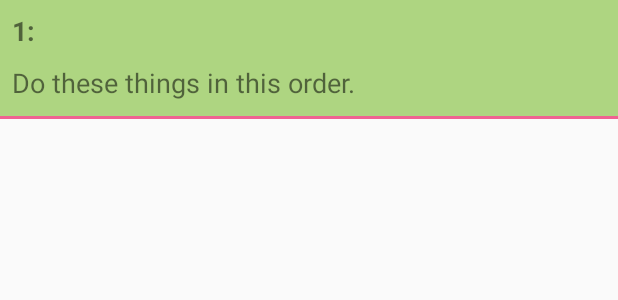
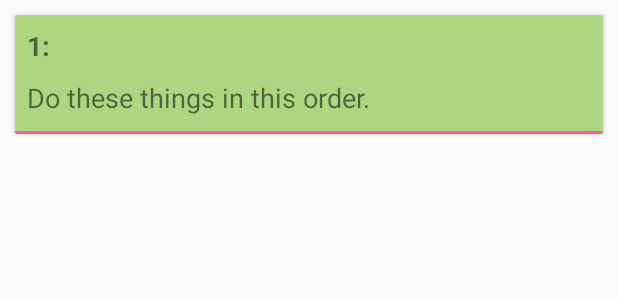
Before and after one commit to othesius-exe/BakeIt, an Android app: the layout directions_layout.xml on its own in the app's theme, with its tools: preview values and no code run, on a phone screen of 412 x 824 dp. Shown: the top 300 px of the screen. Run offline under Robolectric (Android 15) with nearby library versions, the phone set to English and light mode, and no system bars.

Commit message:
changed ingredients and directions to cards

```diff
--- a/app/src/main/java/com/example/caleb/bakeit/adapters/RecipeAdapter.java
+++ b/app/src/main/java/com/example/caleb/bakeit/adapters/RecipeAdapter.java
@@ -66,6 +66,7 @@ public class RecipeAdapter extends RecyclerView.Adapter<RecyclerView.ViewHolder>
         switch (holder.getItemViewType()) {
             case DIRECTIONS:
                 String content = "";
+                String videoUrl = "";
                 DirectionsHolder directionsHolder = (DirectionsHolder) holder;
                 RecipeDirections recipeDirections = (RecipeDirections) mObjects.get(position);
                 for (int d = 0; d < mObjects.size(); d++) {
@@ -75,6 +76,10 @@ public class RecipeAdapter extends RecyclerView.Adapter<RecyclerView.ViewHolder>
                         content = mContext.getResources().getString(R.string.error);
                     } else {
                         content = recipeDirections.getStepContent();
+                    }
+                    if (!recipeDirections.getVideoUrl().equals("")) {
+                        videoUrl = recipeDirections.getVideoUrl();
+                        ((DirectionsHolder) holder).getImageView().setVisibility(View.VISIBLE);
                     }
                     stepView.setText(recipeDirections.getStepDescription());
                     contentView.setText(content);
@@ -151,6 +156,7 @@ public class RecipeAdapter extends RecyclerView.Adapter<RecyclerView.ViewHolder>
         if (directions != null) {
             holder.getDirectionView();
             holder.getStepView();
+            holder.getImageView();
         }
     }
 
--- a/app/src/main/java/com/example/caleb/bakeit/ui/DirectionsHolder.java
+++ b/app/src/main/java/com/example/caleb/bakeit/ui/DirectionsHolder.java
@@ -3,6 +3,7 @@ package com.example.caleb.bakeit.ui;
 import android.support.annotation.Nullable;
 import android.support.v7.widget.RecyclerView;
 import android.view.View;
+import android.widget.ImageView;
 import android.widget.TextView;
 
 import com.example.caleb.bakeit.R;
@@ -22,6 +23,7 @@ public class DirectionsHolder extends RecyclerView.ViewHolder {
     @BindView(R.id.direction_long) TextView mDirectionView;
     @BindView(R.id.description_short) TextView mStepView;
     @BindView(R.id.divider) TextView mDivider;
+    @BindView(R.id.watch_video) ImageView mImageView;
 
     // Constructor for the Holder
     public DirectionsHolder(View view) {
@@ -44,6 +46,10 @@ public class DirectionsHolder extends RecyclerView.ViewHolder {
         return mStepView;
     }
 
+    public ImageView getImageView() {
+        return mImageView;
+    }
+
     public void setTitleTextView(TextView titleText) {
         mTitleView = titleText;
     }
--- /dev/null
+++ b/app/src/main/res/drawable/ic_play_arrow_black_24px.xml
@@ -0,0 +1,9 @@
+<vector xmlns:android="http://schemas.android.com/apk/res/android"
+        android:width="24dp"
+        android:height="24dp"
+        android:viewportWidth="24.0"
+        android:viewportHeight="24.0">
+    <path
+        android:pathData="M8,5v14l11,-7z"
+        android:fillColor="#000000"/>
+</vector>
--- a/app/src/main/res/layout/directions_layout.xml
+++ b/app/src/main/res/layout/directions_layout.xml
@@ -1,10 +1,12 @@
 <?xml version="1.0" encoding="utf-8"?>
-<LinearLayout
+<android.support.v7.widget.CardView
     xmlns:android="http://schemas.android.com/apk/res/android"
     android:id="@+id/directions_list"
+    style="@style/card_style"
     android:layout_width="match_parent"
     android:layout_height="wrap_content"
-    android:orientation="vertical">
+    android:orientation="vertical"
+    android:layout_marginBottom="@dimen/card_top_bottom_margin">
 
     <LinearLayout
         android:background="@color/colorPrimary"
@@ -27,12 +29,19 @@
             android:layout_height="wrap_content"
             android:text="@string/direction"/>
 
+        <ImageView
+            android:id="@+id/watch_video"
+            android:visibility="gone"
+            android:src="@drawable/ic_play_arrow_black_24px"
+            android:layout_width="match_parent"
+            android:layout_height="@dimen/play_button_height"/>
+
         <TextView
             android:id="@+id/divider"
             android:background="@color/colorAccent"
             android:layout_width="match_parent"
-            android:layout_height="2dp"/>
+            android:layout_height="@dimen/divider"/>
 
     </LinearLayout>
 
-</LinearLayout>
+</android.support.v7.widget.CardView>
--- a/app/src/main/res/values/dimens.xml
+++ b/app/src/main/res/values/dimens.xml
@@ -33,4 +33,10 @@
     <!-- ExoPlayer Dimens -->
     <dimen name="exo_player_height">200dp</dimen>
 
+    <!-- ImageView Height -->
+    <dimen name="play_button_height">40dp</dimen>
+
+    <!-- Divider Height -->
+    <dimen name="divider">2dp</dimen>
+
 </resources>
--- a/app/src/main/res/values/styles.xml
+++ b/app/src/main/res/values/styles.xml
@@ -15,7 +15,6 @@
         <item name="android:layout_marginLeft">@dimen/card_right_left_margin</item>
         <item name="android:layout_marginTop">@dimen/card_top_bottom_margin</item>
         <item name="android:textSize">@dimen/primaryText</item>
-        <item name="android:layout_gravity">center_vertical</item>
         <item name="android:gravity">center_vertical</item>
     </style>
 
```
Also changed, not shown: app/src/main/java/com/example/caleb/bakeit/ui/DirectionsActivity.java (+24 -0 lines), app/src/main/res/layout/ingredients_layout.xml (+14 -5 lines).
